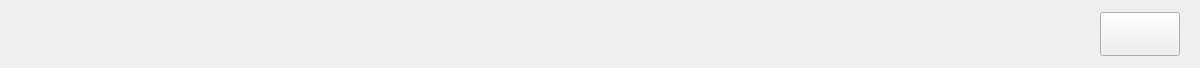
Above: ui/level1alarm.ui from 1xiaosongz/IABPUI before the change. Below: the same form after it.
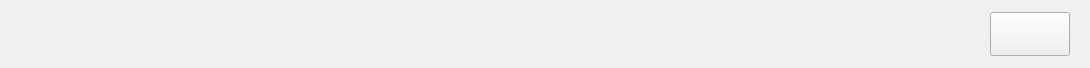
That is the form after the change.

Patch:
```diff
--- a/ui/level1alarm.ui
+++ b/ui/level1alarm.ui
@@ -6,19 +6,19 @@
    <rect>
     <x>0</x>
     <y>0</y>
-    <width>1200</width>
+    <width>1090</width>
     <height>68</height>
    </rect>
   </property>
   <property name="minimumSize">
    <size>
-    <width>1200</width>
+    <width>1090</width>
     <height>68</height>
    </size>
   </property>
   <property name="maximumSize">
    <size>
-    <width>1200</width>
+    <width>1090</width>
     <height>68</height>
    </size>
   </property>
@@ -30,19 +30,19 @@
     <rect>
      <x>0</x>
      <y>0</y>
-     <width>1200</width>
+     <width>1090</width>
      <height>68</height>
     </rect>
    </property>
    <property name="minimumSize">
     <size>
-     <width>1200</width>
+     <width>1090</width>
      <height>68</height>
     </size>
    </property>
    <property name="maximumSize">
     <size>
-     <width>1200</width>
+     <width>1090</width>
      <height>68</height>
     </size>
    </property>
@@ -56,7 +56,7 @@
   <widget class="QPushButton" name="Help_Button">
    <property name="geometry">
     <rect>
-     <x>1100</x>
+     <x>990</x>
      <y>12</y>
      <width>80</width>
      <height>44</height>
```
